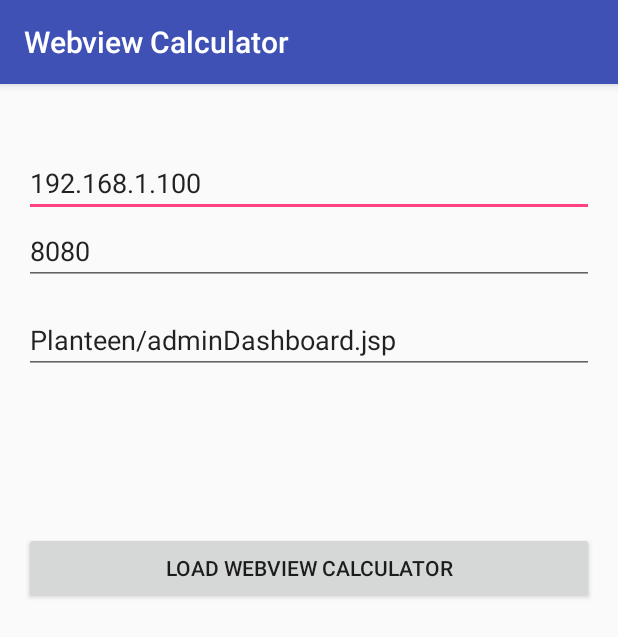
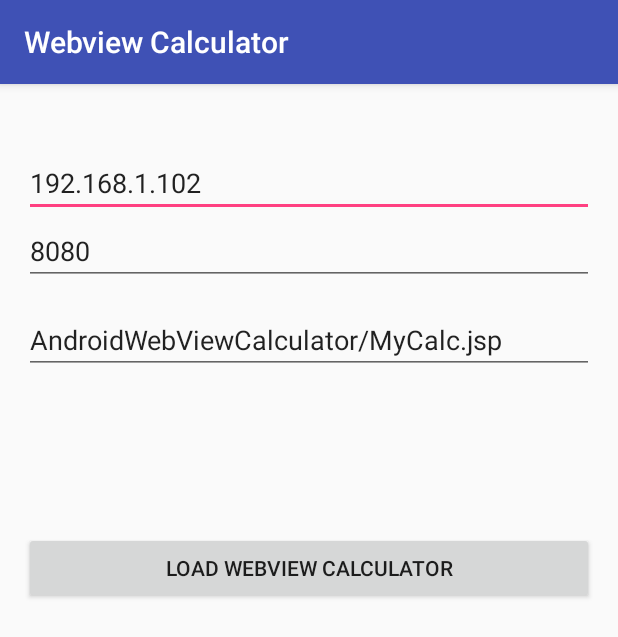
Before and after one commit to tanvieer/WebviewCalculator, an Android app: the screen it shows after launch (MainActivity), on a phone screen of 412 x 824 dp. Shown: the top 637 px of the screen. Run offline under Robolectric (Android 15) with nearby library versions, the phone set to English and light mode, and no system bars.

```diff
--- a/app/src/main/res/layout/activity_main.xml
+++ b/app/src/main/res/layout/activity_main.xml
@@ -14,11 +14,11 @@
         android:layout_width="match_parent"
         android:layout_height="wrap_content"
         android:inputType="textPersonName"
-        android:text="192.168.1.100"
+        android:text="@string/ip"
         android:layout_marginTop="27dp"
         android:id="@+id/editTextIP"
-        android:hint="10.0.2.2"
-        tools:text="192.168.1.100"
+        android:hint="@string/ip"
+        tools:text="@string/ip"
         android:layout_alignParentTop="true"
         android:layout_alignParentLeft="true"
         android:layout_alignParentStart="true" />
@@ -27,9 +27,9 @@
         android:layout_width="match_parent"
         android:layout_height="wrap_content"
         android:inputType="textPersonName"
-        android:text="8080"
+        android:text="@string/port"
         android:id="@+id/editTextPort"
-        tools:text="8080"
+        tools:text="@string/port"
         android:hint="Port ex: 8080"
         android:layout_below="@+id/editTextIP"
         android:layout_alignParentLeft="true"
@@ -49,11 +49,11 @@
         android:layout_width="match_parent"
         android:layout_height="wrap_content"
         android:inputType="textPersonName"
-        android:text="Planteen/adminDashboard.jsp"
+        android:text="@string/address"
         android:layout_marginTop="14dp"
         android:id="@+id/editTextUrl"
-        android:hint="Planteen/adminDashboard.jsp"
-        tools:text="Planteen/adminDashboard.jsp"
+        android:hint="@string/address"
+        tools:text="@string/address"
         android:layout_below="@+id/editTextPort"
         android:layout_alignParentLeft="true"
         android:layout_alignParentStart="true" />
--- a/app/src/main/res/values/strings.xml
+++ b/app/src/main/res/values/strings.xml
@@ -129,6 +129,10 @@
 
     <string name="action_settings">Settings</string>
 
+    <string name="port">8080</string>
+    <string name="ip">192.168.1.102</string>
+    <string name="address">AndroidWebViewCalculator/MyCalc.jsp</string>
+
 
 
 </resources>
```
Also changed, not shown: app/src/main/java/calculator/webview/tanvir/com/webviewcalculator/WebAppInterface.java (added, +120 -0 lines), app/src/main/java/calculator/webview/tanvir/com/webviewcalculator/WebviewCalculator.java (+15 -1 lines).
